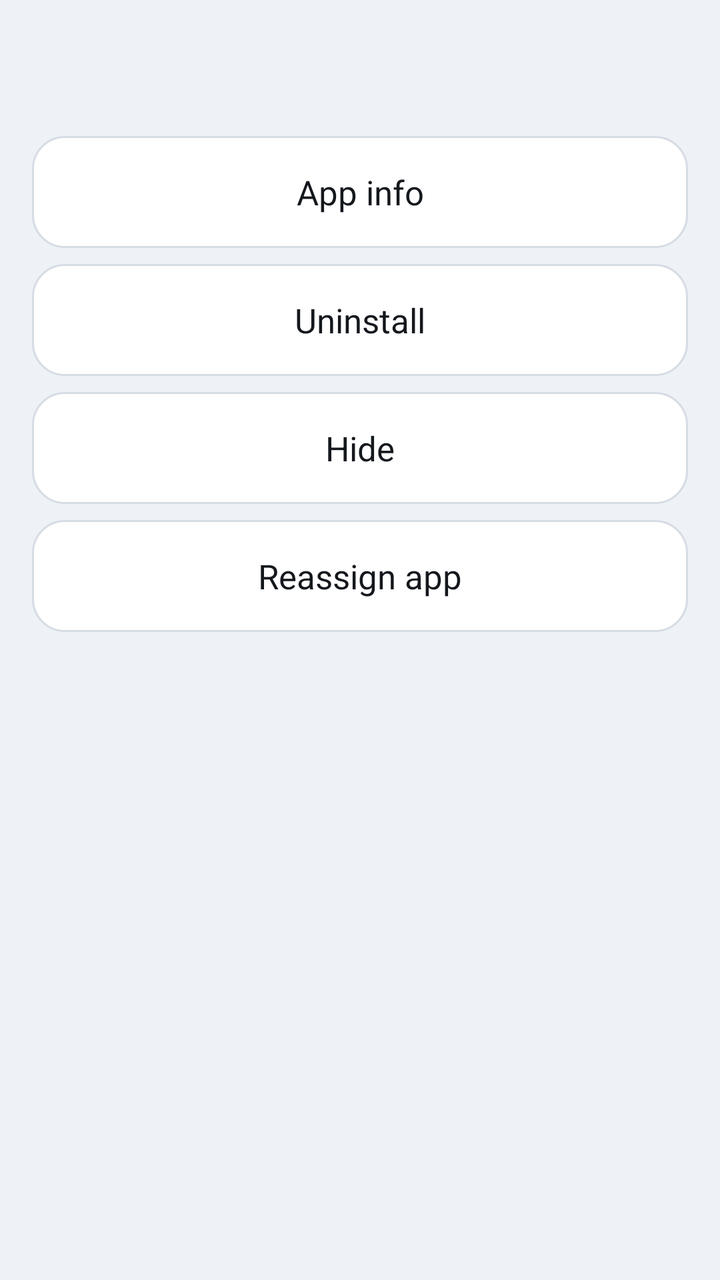
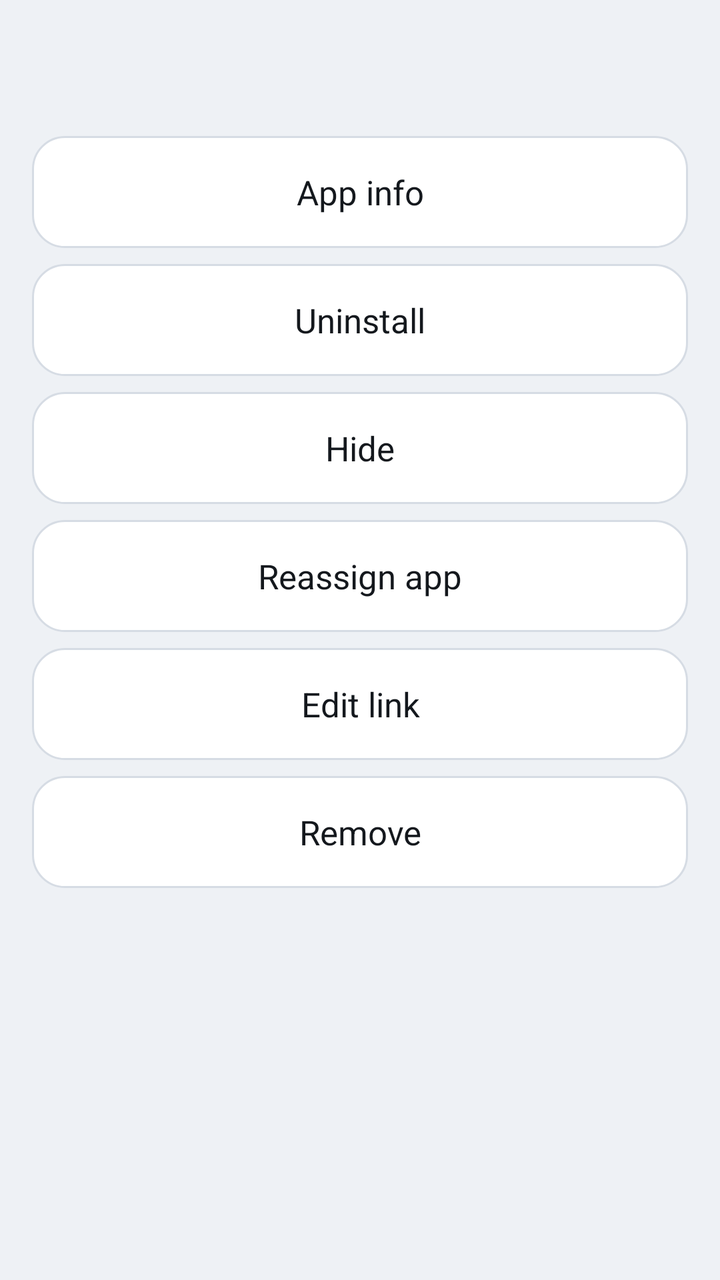

Two renders of the same Android screen: before a commit and after it. Below are the layout's source before the change and the commit's diff.
<!-- AndroidManifest.xml: application theme Theme.MotoLauncher -->
<!-- res/layout/dialog_tile_actions.xml -->
<?xml version="1.0" encoding="utf-8"?>
<LinearLayout xmlns:android="http://schemas.android.com/apk/res/android"
    android:layout_width="wrap_content"
    android:layout_height="wrap_content"
    android:orientation="vertical"
    android:padding="@dimen/dialog_padding">

    <LinearLayout
        android:layout_width="match_parent"
        android:layout_height="wrap_content"
        android:orientation="horizontal"
        android:gravity="center_vertical">

        <ImageView
            android:id="@+id/appIcon"
            android:layout_width="@dimen/dialog_icon_size"
            android:layout_height="@dimen/dialog_icon_size"
            android:scaleType="fitCenter"
            android:importantForAccessibility="no" />

        <TextView
            android:id="@+id/appLabel"
            android:layout_width="0dp"
            android:layout_height="wrap_content"
            android:layout_weight="1"
            android:layout_marginStart="@dimen/dialog_label_margin_start"
            android:maxLines="1"
            android:ellipsize="end"
            android:textColor="@color/on_surface"
            android:textSize="@dimen/text_dialog_label"
            android:textStyle="bold" />
    </LinearLayout>

    <TextView
        android:id="@+id/actionAppInfo"
        style="@style/Widget.MotoLauncher.DialogAction"
        android:text="@string/tile_action_app_info" />

    <TextView
        android:id="@+id/actionUninstall"
        style="@style/Widget.MotoLauncher.DialogAction"
        android:text="@string/tile_action_uninstall" />

    <TextView
        android:id="@+id/actionHide"
        style="@style/Widget.MotoLauncher.DialogAction"
        android:text="@string/tile_action_hide" />

    <TextView
        android:id="@+id/actionReassign"
        style="@style/Widget.MotoLauncher.DialogAction"
        android:text="@string/tile_action_reassign" />
</LinearLayout>
<!-- resources referenced by this layout -->
<resources>
  <color name="on_surface">#14181D</color>
  <dimen name="dialog_icon_size">44dp</dimen>
  <dimen name="dialog_label_margin_start">12dp</dimen>
  <dimen name="dialog_padding">16dp</dimen>
  <dimen name="text_dialog_label">18sp</dimen>
  <string name="tile_action_app_info">App info</string>
  <string name="tile_action_hide">Hide</string>
  <string name="tile_action_reassign">Reassign app</string>
  <string name="tile_action_uninstall">Uninstall</string>
  <style name="Widget.MotoLauncher.DialogAction" parent="">
          <item name="android:layout_width">match_parent</item>
          <item name="android:layout_height">@dimen/dialog_action_height</item>
          <item name="android:layout_marginTop">@dimen/dialog_action_margin_top</item>
          <item name="android:background">@drawable/tile_background</item>
          <item name="android:gravity">center</item>
          <item name="android:focusable">true</item>
          <item name="android:clickable">true</item>
          <item name="android:textColor">@color/on_surface</item>
          <item name="android:textSize">@dimen/text_dialog_action</item>
      </style>
  <style name="Theme.MotoLauncher" parent="Theme.Material3.DayNight.NoActionBar">
          <item name="android:windowBackground">@color/background</item>
          <item name="android:statusBarColor">@color/background</item>
          <item name="android:navigationBarColor">@color/background</item>
          <item name="android:windowLightStatusBar">@bool/light_system_bars</item>
          <item name="android:windowLightNavigationBar">@bool/light_system_bars</item>
          <item name="colorPrimary">@color/tile_focused</item>
          <item name="colorOnPrimary">@color/on_surface</item>
          <item name="android:colorBackground">@color/background</item>
          <item name="alertDialogTheme">@style/ThemeOverlay.MotoLauncher.Dialog.Alert</item>
      </style>
  <dimen name="dialog_action_height">56dp</dimen>
  <dimen name="dialog_action_margin_top">8dp</dimen>
  <dimen name="text_dialog_action">17sp</dimen>
  <color name="background">#EEF1F5</color>
  <color name="tile_focused">#2F6FED</color>
  <style name="ThemeOverlay.MotoLauncher.Dialog.Alert" parent="ThemeOverlay.Material3.Dialog.Alert">
          <item name="android:windowBackground">@drawable/dialog_background</item>
          <item name="android:windowMinWidthMajor">@dimen/dialog_min_width</item>
          <item name="android:windowMinWidthMinor">@dimen/dialog_min_width</item>
          <item name="android:colorBackground">@color/background</item>
          <item name="colorPrimary">@color/tile_focused</item>
          <item name="colorOnPrimary">@color/on_surface</item>
      </style>
  <color name="tile_pressed">#1E4FB0</color>
  <color name="tile_default">#FFFFFF</color>
  <color name="surface">#D6DCE4</color>
  <!-- drawable dialog_background (drawable) -->
  <?xml version="1.0" encoding="utf-8"?>
  <shape xmlns:android="http://schemas.android.com/apk/res/android"
      android:shape="rectangle">
      <solid android:color="@color/background" />
      <corners android:radius="24dp" />
      <stroke android:width="2dp" android:color="@color/surface" />
  </shape>
  <dimen name="dialog_min_width">320dp</dimen>
</resources>

<!-- the commit's change to res/layout/dialog_tile_actions.xml (unified diff, before → after) -->
@@ -50,4 +50,14 @@
         android:id="@+id/actionReassign"
         style="@style/Widget.MotoLauncher.DialogAction"
         android:text="@string/tile_action_reassign" />
+
+    <TextView
+        android:id="@+id/actionEditLink"
+        style="@style/Widget.MotoLauncher.DialogAction"
+        android:text="@string/link_action_edit" />
+
+    <TextView
+        android:id="@+id/actionRemoveLink"
+        style="@style/Widget.MotoLauncher.DialogAction"
+        android:text="@string/link_action_remove" />
 </LinearLayout>
<!-- resource entries referenced after the edit -->
@@ -5,6 +5,8 @@
   <dimen name="dialog_label_margin_start">12dp</dimen>
   <dimen name="dialog_padding">16dp</dimen>
   <dimen name="text_dialog_label">18sp</dimen>
+  <string name="link_action_edit">Edit link</string>
+  <string name="link_action_remove">Remove</string>
   <string name="tile_action_app_info">App info</string>
   <string name="tile_action_hide">Hide</string>
   <string name="tile_action_reassign">Reassign app</string>
